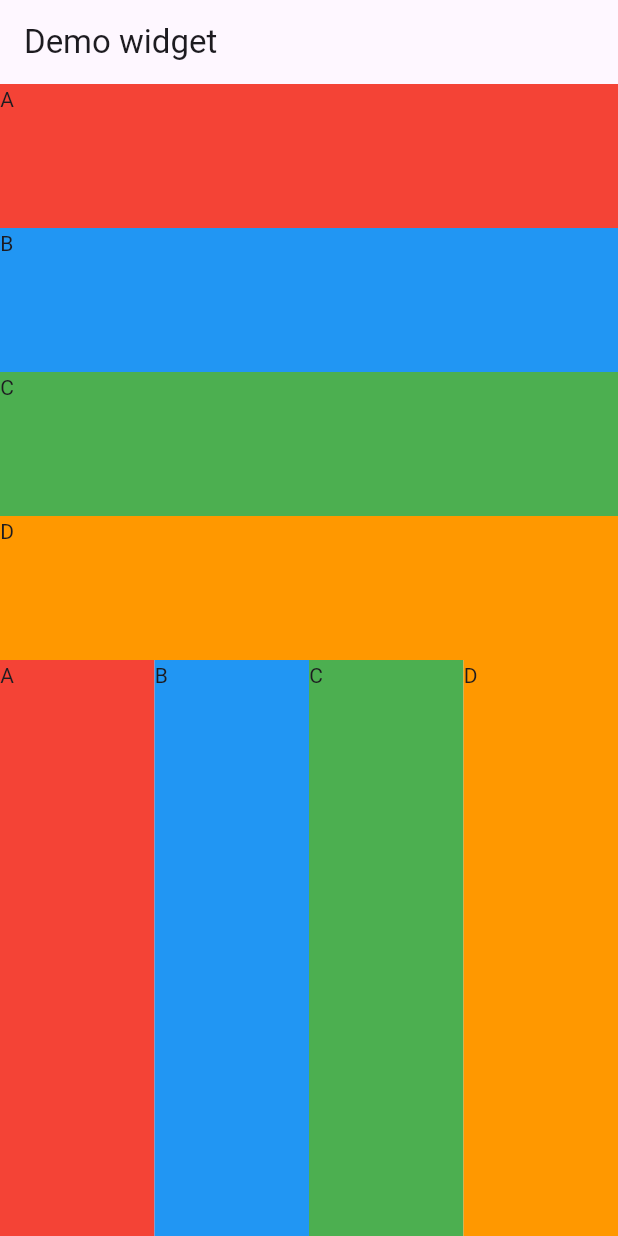
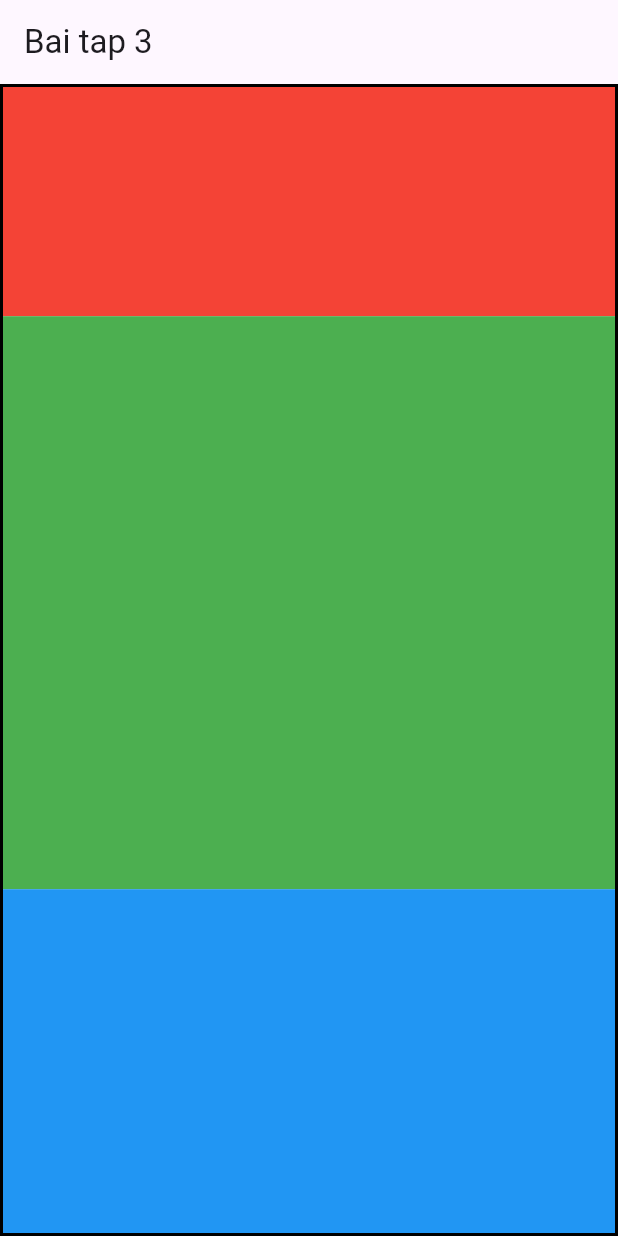
Before and after one commit to phamtanphat/statefull_stateless_widget16032024, a Flutter app: the screen it shows after launch, on a phone screen of 412 x 824 dp. Run offline on Flutter 3.47's test engine with Material 3 defaults, Android fonts, the phone set to English and light mode, and no system bars.

Commit message:
bo cuc bai tap 3

```diff
--- /dev/null
+++ b/lib/layout_screen_3_page.dart
@@ -0,0 +1,32 @@
+import 'package:flutter/material.dart';
+
+class LayoutScreen3Page extends StatefulWidget {
+  const LayoutScreen3Page({super.key});
+
+  @override
+  State<LayoutScreen3Page> createState() => _LayoutScreen3PageState();
+}
+
+class _LayoutScreen3PageState extends State<LayoutScreen3Page> {
+  @override
+  Widget build(BuildContext context) {
+    return Scaffold(
+      appBar: AppBar(
+        title: Text("Bai tap 3"),
+      ),
+      body: Container(
+        constraints: BoxConstraints.expand(),
+        decoration: BoxDecoration(
+          border: Border.all(width: 2)
+        ),
+        child: Column(
+          children: [
+            Expanded(flex: 2, child: Container(color: Colors.red)),
+            Expanded(flex: 5, child: Container(color: Colors.green)),
+            Expanded(flex: 3, child: Container(color: Colors.blue))
+          ],
+        ),
+      ),
+    );
+  }
+}
--- a/lib/main.dart
+++ b/lib/main.dart
@@ -1,6 +1,5 @@
 import 'package:flutter/material.dart';
-import 'package:statefull_stateless_widget16032024/demo_statefull_widget_page.dart';
-import 'package:statefull_stateless_widget16032024/demo_widget_page.dart';
+import 'package:statefull_stateless_widget16032024/layout_screen_3_page.dart';
 
 import 'demo_stateless_widget_page.dart';
 
@@ -17,7 +16,7 @@ class MyApp extends StatelessWidget {
     return MaterialApp(
       title: 'Flutter Demo',
       theme: ThemeData(primarySwatch: Colors.blue),
-      home: DemoWidgetPage()
+      home: LayoutScreen3Page()
     );
   }
 }
```
Also changed, not shown: pubspec.lock, 3 other files.
